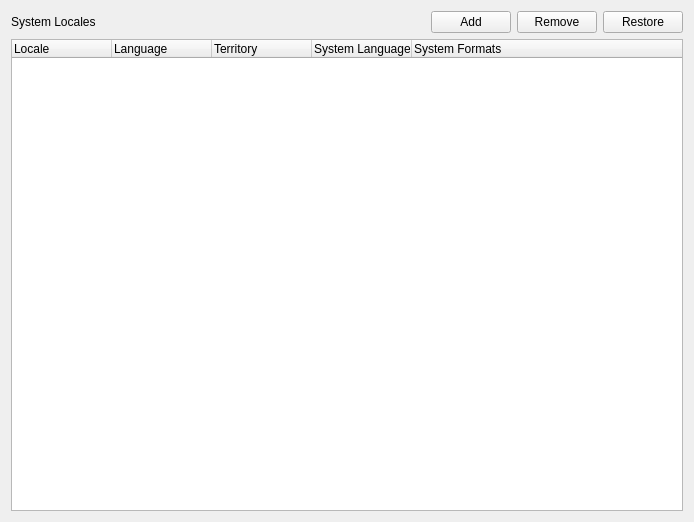
Qt form src/manjaro-settings-manager/pages/PageLanguage.ui (manjaro/manjaro-settings-manager) before a commit.
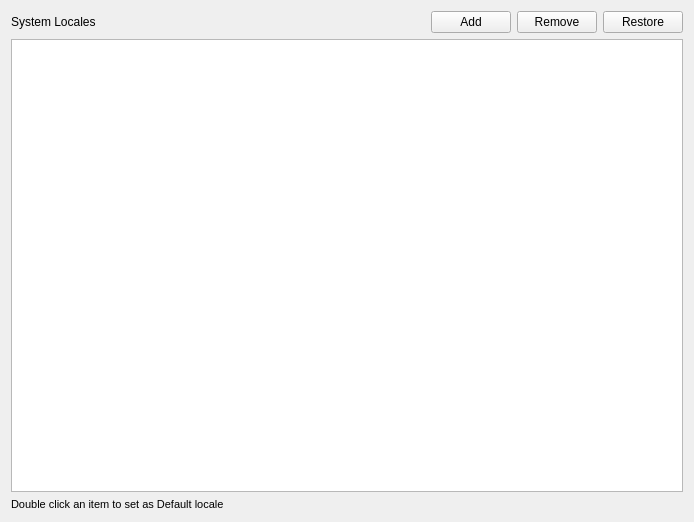
The same form after that commit.

Commit message: [Language Page] Use model/view, update looks

```diff
--- a/src/manjaro-settings-manager/pages/PageLanguage.ui
+++ b/src/manjaro-settings-manager/pages/PageLanguage.ui
@@ -60,32 +60,25 @@
     </layout>
    </item>
    <item>
-    <widget class="QTreeWidget" name="treeWidget">
-     <column>
-      <property name="text">
-       <string>Locale</string>
-      </property>
-     </column>
-     <column>
-      <property name="text">
-       <string>Language</string>
-      </property>
-     </column>
-     <column>
-      <property name="text">
-       <string>Territory</string>
-      </property>
-     </column>
-     <column>
+    <widget class="QListView" name="localeListView">
+     <property name="mouseTracking">
+      <bool>true</bool>
+     </property>
+     <property name="selectionBehavior">
+      <enum>QAbstractItemView::SelectRows</enum>
+     </property>
+    </widget>
+   </item>
+   <item>
+    <widget class="QLabel" name="label_2">
+     <property name="font">
+      <font>
+       <pointsize>8</pointsize>
+      </font>
+     </property>
       <property name="text">
-       <string>System Language</string>
-      </property>
-     </column>
-     <column>
-      <property name="text">
-       <string>System Formats</string>
-      </property>
-     </column>
+      <string>Double click an item to set as Default locale</string>
+     </property>
     </widget>
    </item>
   </layout>
```
Lines whose indentation alone changed are shown as unchanged. The commit also changes 10 other files.
